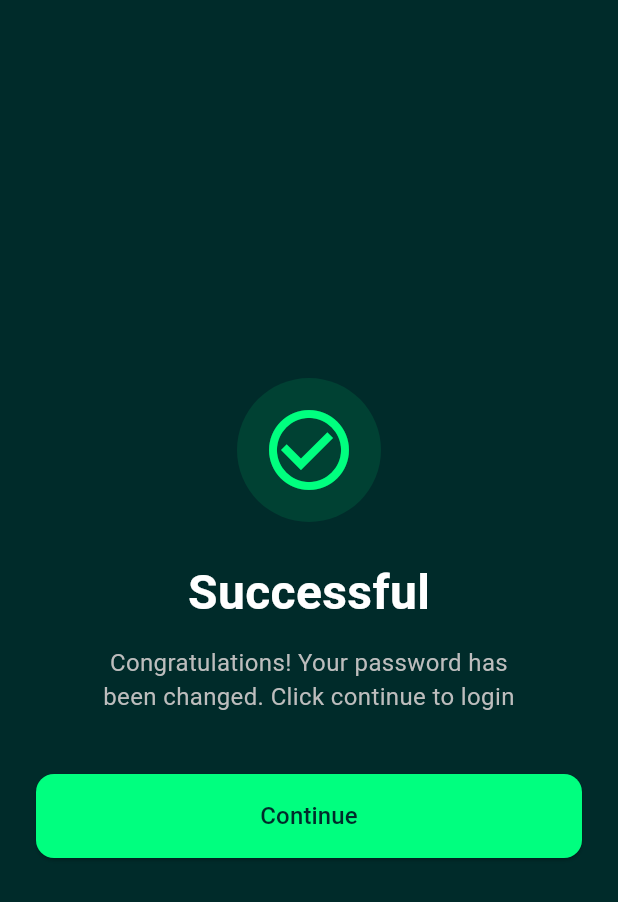
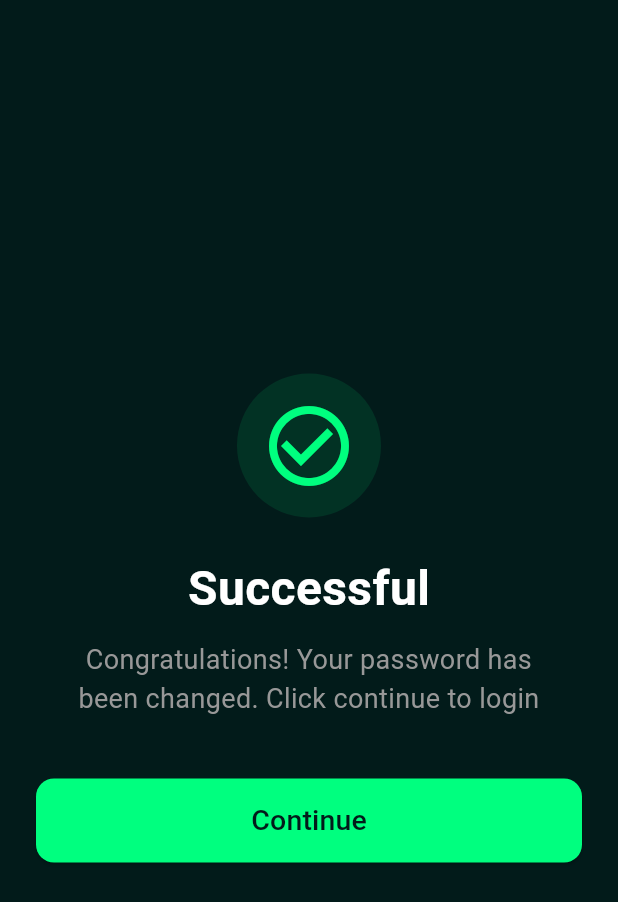
Before and after one commit to syigen/safe-app, a Flutter app: the SuccessScreen screen opened directly, on a phone screen of 412 x 824 dp. Shown: the top 902 px of the screen. Run offline on Flutter 3.47's test engine with Material 3 defaults, Android fonts, the phone set to English and light mode, and no system bars; our stand-ins replace dotted_border, flutter_dotenv, flutter_riverpod, fluttertoast, geocoding, google_maps_flutter and 5 more; missing offline and left inert: app_settings, dart:ffi; accounts and stored records are empty.

Commit message:
fix minor bugs in success_page.dart

```diff
--- a/lib/pages/success_page.dart
+++ b/lib/pages/success_page.dart
@@ -7,7 +7,7 @@ class SuccessScreen extends StatelessWidget {
   @override
   Widget build(BuildContext context) {
     return Scaffold(
-      backgroundColor: const Color(0xFF002B2A),
+      backgroundColor: const Color(0xFF021B1A),
       body: SafeArea(
         child: Padding(
           padding: const EdgeInsets.symmetric(horizontal: 24.0),
@@ -37,11 +37,11 @@ class SuccessScreen extends StatelessWidget {
                 ),
               ),
               const SizedBox(height: 12),
-              Text(
+              const Text(
                 'Congratulations! Your password has\nbeen changed. Click continue to login',
                 style: TextStyle(
-                  color: Colors.grey[400],
-                  fontSize: 16,
+                  color: Color(0xFF989898),
+                  fontSize: 18,
                 ),
                 textAlign: TextAlign.center,
               ),
@@ -67,8 +67,8 @@ class SuccessScreen extends StatelessWidget {
                 child: const Text(
                   'Continue',
                   style: TextStyle(
-                    fontSize: 16,
-                    color: Color(0xFF002B2A),
+                    fontSize: 19,
+                    color: Color(0xFF021B1A),
                   ),
                 ),
               ),
```
